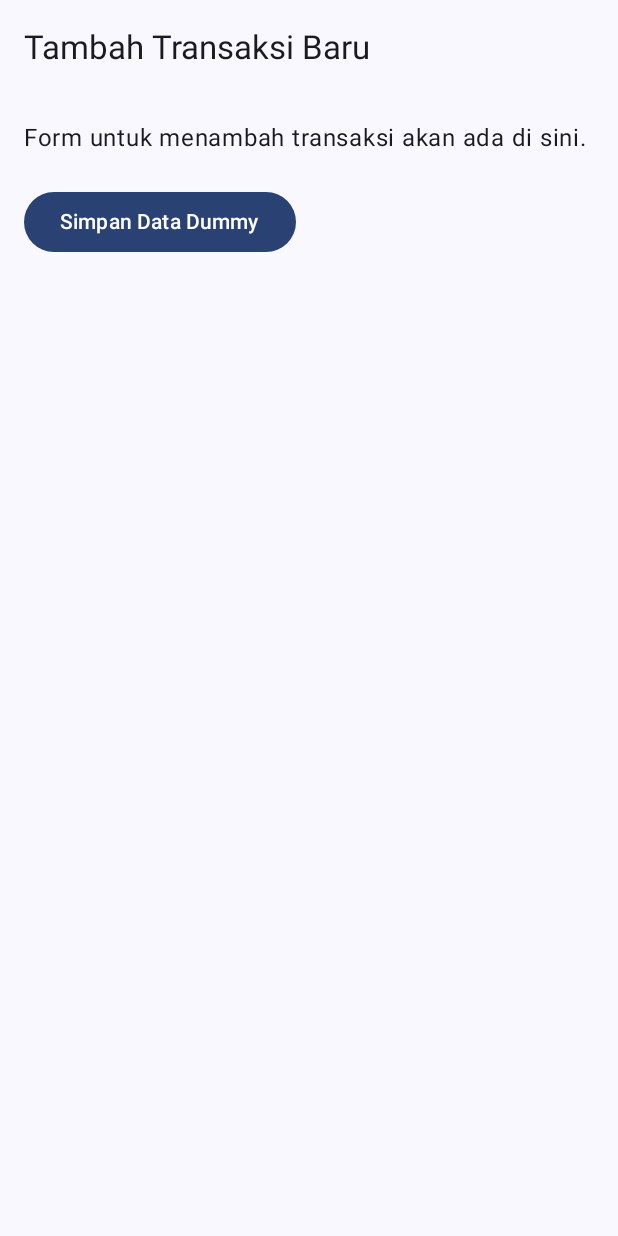
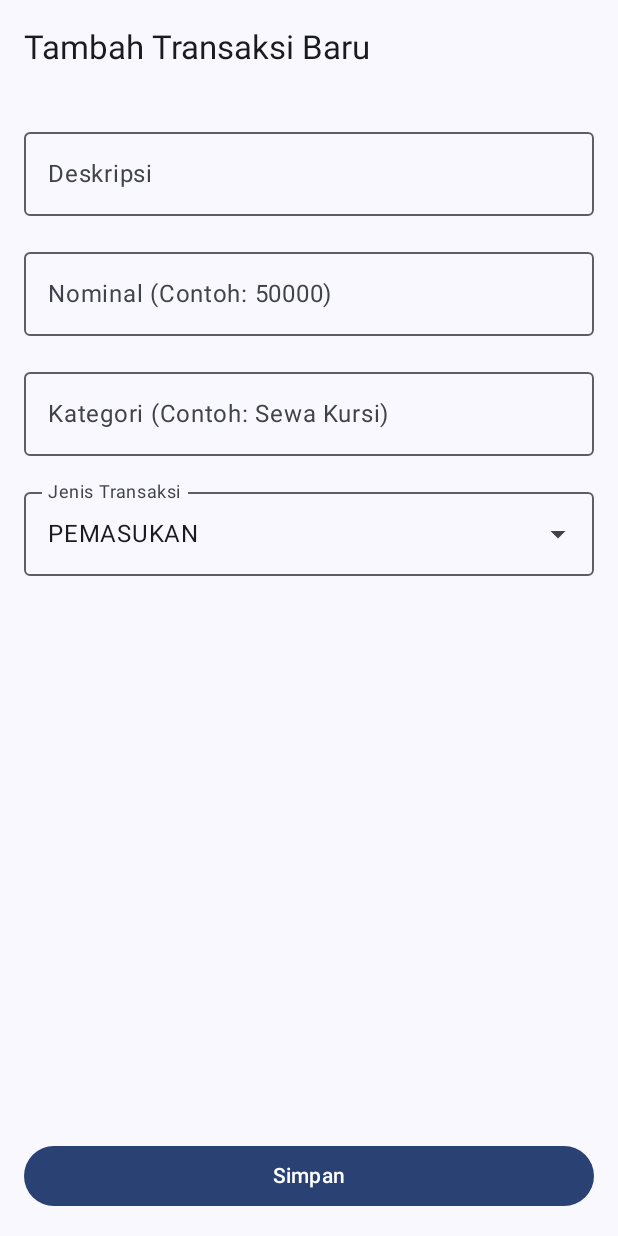
Before and after one commit to Nyy00/BumdesKu, an Android app built with Jetpack Compose: the AddTransactionScreen screen opened through its navigation route, on a phone screen of 412 x 824 dp. Run offline under Robolectric (Android 15) with nearby library versions, the phone set to English and light mode, and no system bars; our stand-ins replace Room's generated code.

Commit message:
add menu transaction

```diff
--- a/app/build.gradle.kts
+++ b/app/build.gradle.kts
@@ -1,7 +1,6 @@
 plugins {
     alias(libs.plugins.android.application)
     alias(libs.plugins.kotlin.android)
-    alias(libs.plugins.kotlin.compose)
     id("com.google.devtools.ksp") version "1.9.23-1.0.19"
 }
 
--- a/app/src/main/java/com/dony/bumdesku/MainActivity.kt
+++ b/app/src/main/java/com/dony/bumdesku/MainActivity.kt
@@ -34,6 +34,8 @@ import com.dony.bumdesku.viewmodel.TransactionViewModelFactory
 import java.text.NumberFormat
 import java.util.Date
 import java.util.Locale
+import androidx.compose.foundation.text.KeyboardOptions
+import androidx.compose.ui.text.input.KeyboardType
 
 class MainActivity : ComponentActivity() {
     override fun onCreate(savedInstanceState: Bundle?) {
@@ -125,35 +127,111 @@ fun TransactionListScreen(
     }
 }
 
-// --- Layar Tambah Transaksi (Masih Kosong) ---
+// --- Layar Tambah Transaksi (Versi Final) ---
 @OptIn(ExperimentalMaterial3Api::class)
 @Composable
 fun AddTransactionScreen(onSave: (Transaction) -> Unit) {
+    // State untuk menampung nilai dari setiap input field
+    var description by remember { mutableStateOf("") }
+    var amount by remember { mutableStateOf("") }
+    var category by remember { mutableStateOf("") }
+    val transactionTypes = listOf("PEMASUKAN", "PENGELUARAN")
+    var selectedType by remember { mutableStateOf(transactionTypes[0]) }
+    var isExpanded by remember { mutableStateOf(false) }
+
     val context = LocalContext.current
+
     Scaffold(
         topBar = { TopAppBar(title = { Text("Tambah Transaksi Baru") }) }
     ) { paddingValues ->
-        Column(modifier = Modifier
-            .fillMaxSize()
-            .padding(paddingValues)
-            .padding(16.dp)) {
+        Column(
+            modifier = Modifier
+                .fillMaxSize()
+                .padding(paddingValues)
+                .padding(16.dp),
+            verticalArrangement = Arrangement.spacedBy(16.dp)
+        ) {
+            // Kolom input untuk Deskripsi
+            OutlinedTextField(
+                value = description,
+                onValueChange = { description = it },
+                label = { Text("Deskripsi") },
+                modifier = Modifier.fillMaxWidth()
+            )
 
-            Text("Form untuk menambah transaksi akan ada di sini.")
-            Spacer(modifier = Modifier.height(20.dp))
-            Button(onClick = {
-                // Contoh menyimpan data dummy
-                val dummyTransaction = Transaction(
-                    amount = 50000.0,
-                    type = "PEMASUKAN",
-                    category = "Contoh",
-                    description = "Ini data coba-coba",
-                    date = System.currentTimeMillis(),
-                    unitUsahaId = 1
+            // Kolom input untuk Nominal
+            OutlinedTextField(
+                value = amount,
+                onValueChange = { amount = it },
+                label = { Text("Nominal (Contoh: 50000)") },
+                keyboardOptions = KeyboardOptions(keyboardType = KeyboardType.Number),
+                modifier = Modifier.fillMaxWidth()
+            )
+
+            // Kolom input untuk Kategori
+            OutlinedTextField(
+                value = category,
+                onValueChange = { category = it },
+                label = { Text("Kategori (Contoh: Sewa Kursi)") },
+                modifier = Modifier.fillMaxWidth()
+            )
+
+            // Dropdown untuk memilih Jenis Transaksi
+            ExposedDropdownMenuBox(
+                expanded = isExpanded,
+                onExpandedChange = { isExpanded = !isExpanded }
+            ) {
+                OutlinedTextField(
+                    value = selectedType,
+                    onValueChange = {},
+                    readOnly = true,
+                    label = { Text("Jenis Transaksi") },
+                    trailingIcon = {
+                        ExposedDropdownMenuDefaults.TrailingIcon(expanded = isExpanded)
+                    },
+                    modifier = Modifier
+                        .fillMaxWidth()
+                        .menuAnchor()
                 )
-                onSave(dummyTransaction)
-                Toast.makeText(context, "Data Dummy Tersimpan!", Toast.LENGTH_SHORT).show()
-            }) {
-                Text("Simpan Data Dummy")
+                ExposedDropdownMenu(
+                    expanded = isExpanded,
+                    onDismissRequest = { isExpanded = false }
+                ) {
+                    transactionTypes.forEach { type ->
+                        DropdownMenuItem(
+                            text = { Text(type) },
+                            onClick = {
+                                selectedType = type
+                                isExpanded = false
+                            }
+                        )
+                    }
+                }
+            }
+
+            Spacer(modifier = Modifier.weight(1f)) // Pendorong agar tombol ke bawah
+
+            // Tombol Simpan
+            Button(
+                onClick = {
+                    val amountDouble = amount.toDoubleOrNull()
+                    if (description.isNotBlank() && amountDouble != null && category.isNotBlank()) {
+                        val newTransaction = Transaction(
+                            amount = amountDouble,
+                            type = selectedType,
+                            category = category,
+                            description = description,
+                            date = System.currentTimeMillis(),
+                            unitUsahaId = 1 // Untuk sementara kita hardcode ID unit usaha
+                        )
+                        onSave(newTransaction)
+                    } else {
+                        Toast.makeText(context, "Harap isi semua kolom dengan benar", Toast.LENGTH_SHORT).show()
+                    }
+                },
+                modifier = Modifier.fillMaxWidth()
+            ) {
+                Text("Simpan")
             }
         }
     }
--- a/build.gradle.kts
+++ b/build.gradle.kts
@@ -1,8 +1,4 @@
-// Top-level build file where you can add configuration options common to all sub-projects/modules.
 plugins {
     alias(libs.plugins.android.application) apply false
     alias(libs.plugins.kotlin.android) apply false
-    alias(libs.plugins.kotlin.compose) apply false
-
-    alias(libs.plugins.kotlin.android) version "1.9.23" apply false
 }
--- a/gradle/libs.versions.toml
+++ b/gradle/libs.versions.toml
@@ -1,6 +1,6 @@
 [versions]
 agp = "8.10.1"
-kotlin = "2.0.21"
+kotlin = "1.9.23"
 coreKtx = "1.16.0"
 junit = "4.13.2"
 junitVersion = "1.2.1"
```
